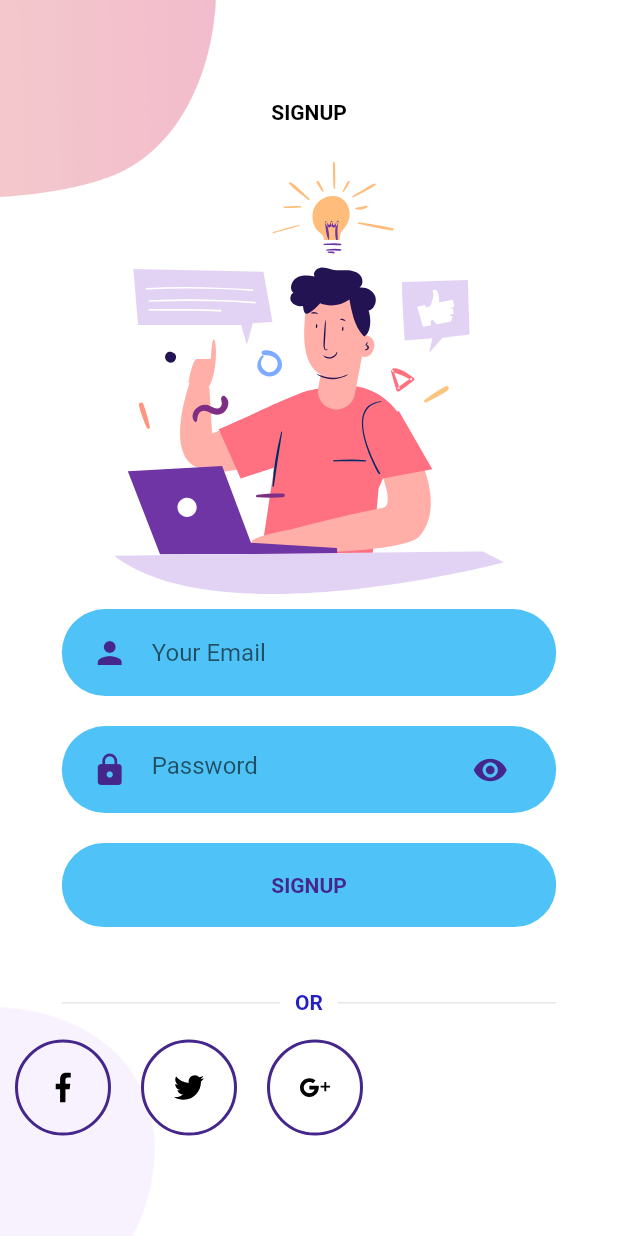
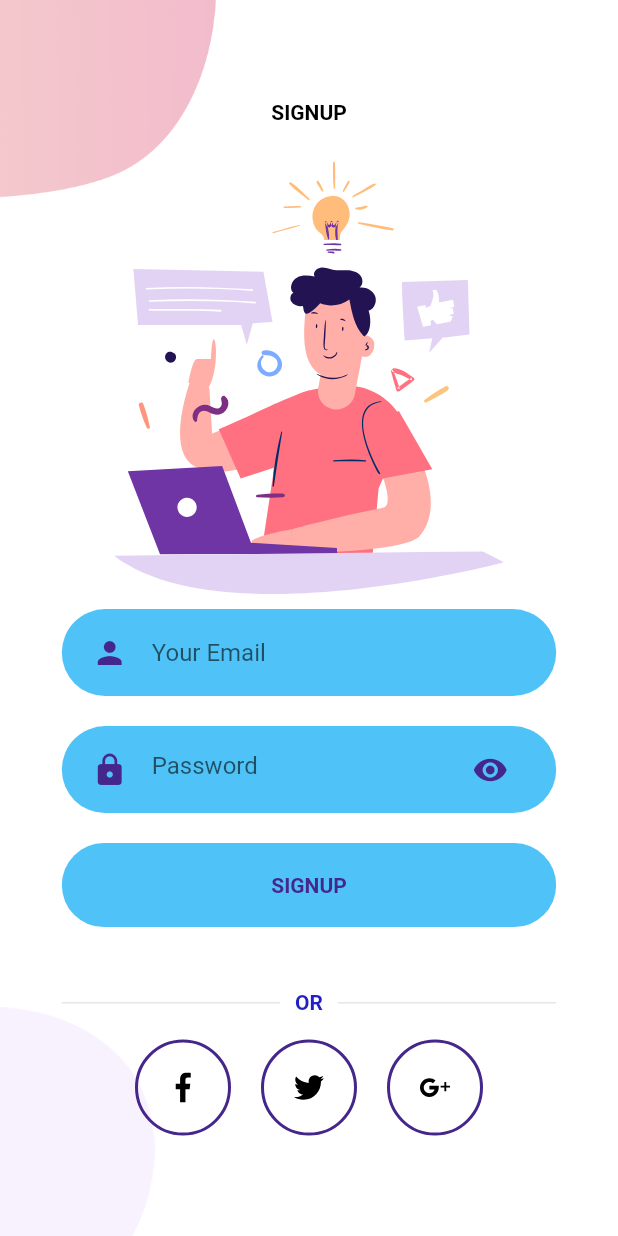
Before and after one commit to alindan-contact/TimeTable_App, a Flutter app: the SignUpScreen screen opened directly, on a phone screen of 412 x 824 dp. Run offline on Flutter 3.47's test engine with Material 2 defaults, Android fonts, the phone set to English and light mode, and no system bars; our stand-ins replace flutter_svg.

Commit message:
UI is finished i need to work a little bit on design and it is ready to go

```diff
--- a/timetable/lib/Screens/Login/components/body.dart
+++ b/timetable/lib/Screens/Login/components/body.dart
@@ -41,6 +41,7 @@ class Body extends StatelessWidget {
           RoundedButton(text: "LOGIN", press: () {}),
           SizedBox(height: size.height * 0.03),
           AlreadyHaveAnAccountCheck(
+            login: true,
             press: () {
               Navigator.push(
                 context,
--- a/timetable/lib/Screens/Signup/components/body.dart
+++ b/timetable/lib/Screens/Signup/components/body.dart
@@ -53,6 +53,7 @@ class Body extends StatelessWidget {
           ),
           OrDivider(),
           Row(
+            mainAxisAlignment: MainAxisAlignment.center,
             children: <Widget>[
               SocialIcon(iconSrc: "assets/icons/facebook.svg", press: () {}),
               SocialIcon(iconSrc: "assets/icons/twitter.svg", press: () {}),
--- a/timetable/lib/Screens/Signup/components/social_icon.dart
+++ b/timetable/lib/Screens/Signup/components/social_icon.dart
@@ -3,21 +3,21 @@ import 'package:flutter_svg/svg.dart';
 import '../../../constants.dart';
 
 class SocialIcon extends StatelessWidget {
-  final String? iconSrc;
-  final Function? press;
+  final String iconSrc;
+  final Function press;
   const SocialIcon({
     Key? key,
-    this.iconSrc,
-    this.press,
+    required this.iconSrc,
+    required this.press,
   }) : super(key: key);
 
   @override
   Widget build(BuildContext context) {
     return GestureDetector(
-      onTap: press as void Function()?,
+      onTap: press(),
       child: Container(
-        margin: const EdgeInsets.symmetric(horizontal: 10),
-        padding: const EdgeInsets.all(20),
+        margin: EdgeInsets.symmetric(horizontal: 10),
+        padding: EdgeInsets.all(20),
         decoration: BoxDecoration(
           border: Border.all(
             width: 2,
@@ -26,7 +26,7 @@ class SocialIcon extends StatelessWidget {
           shape: BoxShape.circle,
         ),
         child: SvgPicture.asset(
-          iconSrc!,
+          iconSrc,
           height: 20,
           width: 20,
         ),
```
Also changed, not shown: timetable/lib/Screens/Welcome/components/body.dart (+15 -14 lines).
